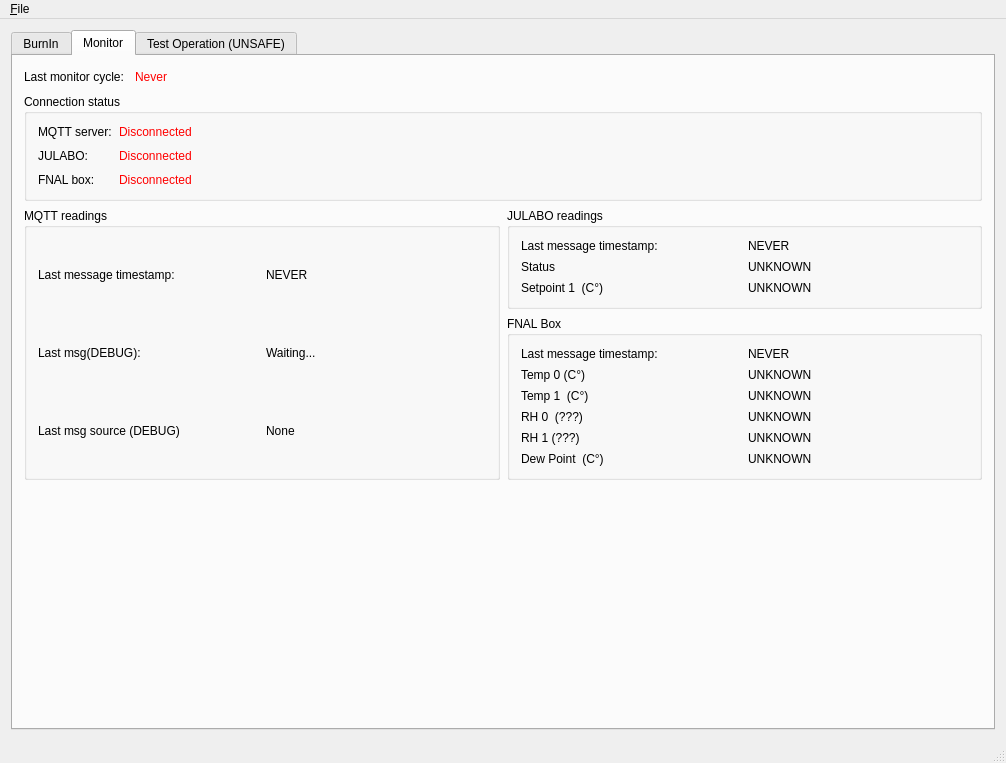
This is GUI.ui in pisaoutertracker/BurnIn_Controller as Qt 5 draws it before an edit. The edited form follows.
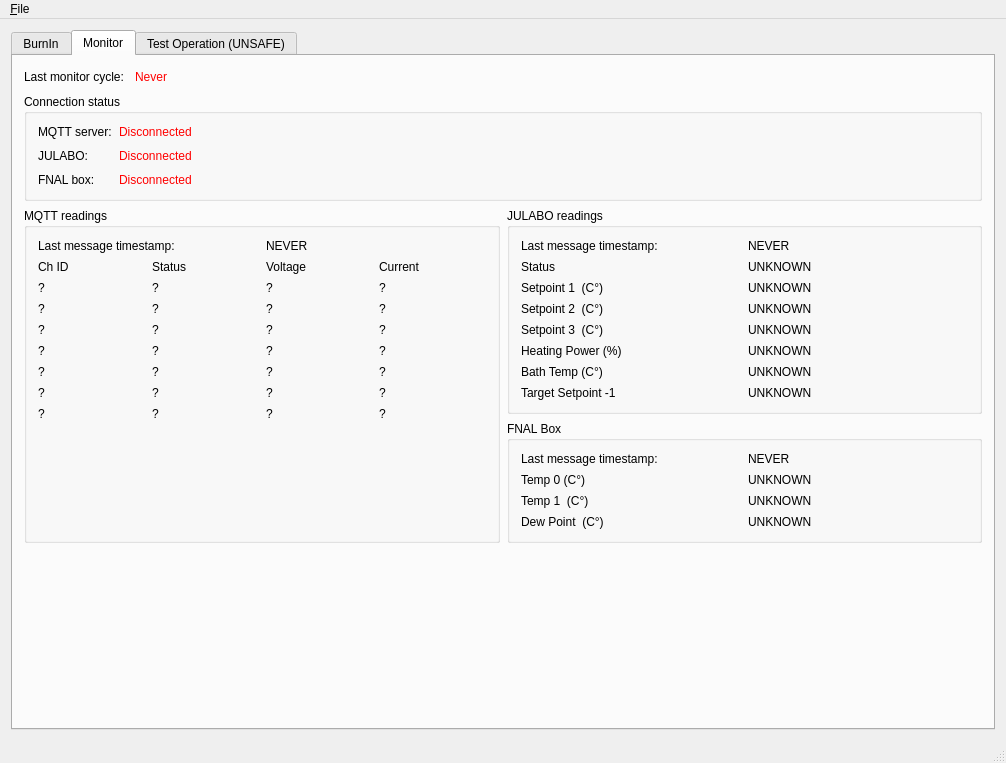
This is the edited form. The open tabs and pages were chosen to show the change. Icons and pictures are not drawn.

Commit message: MQTT and Julabo info parsing OK. Monitor Module complete(?)

```diff
--- a/GUI.ui
+++ b/GUI.ui
@@ -38,7 +38,7 @@
        </font>
       </property>
       <property name="currentIndex">
-       <number>0</number>
+       <number>2</number>
       </property>
       <widget class="QWidget" name="BurnIn_tab">
        <attribute name="title">
@@ -207,51 +207,268 @@
             <property name="title">
              <string>MQTT readings</string>
             </property>
-            <layout class="QGridLayout" name="gridLayout_2">
-             <item row="0" column="0">
-              <widget class="QLabel" name="label_11">
-               <property name="text">
-                <string>Last message timestamp: </string>
-               </property>
-              </widget>
+            <layout class="QVBoxLayout" name="verticalLayout_2">
+             <item>
+              <layout class="QGridLayout" name="gridLayout_2">
+               <item row="0" column="0">
+                <widget class="QLabel" name="label_11">
+                 <property name="text">
+                  <string>Last message timestamp: </string>
+                 </property>
+                </widget>
+               </item>
+               <item row="0" column="1">
+                <widget class="QLabel" name="LastMQTTMsgTS_tag">
+                 <property name="styleSheet">
+                  <string notr="true"/>
+                 </property>
+                 <property name="text">
+                  <string>NEVER</string>
+                 </property>
+                </widget>
+               </item>
+              </layout>
              </item>
-             <item row="1" column="0">
-              <widget class="QLabel" name="label_13">
-               <property name="text">
-                <string>Last msg(DEBUG):</string>
-               </property>
-              </widget>
+             <item>
+              <layout class="QGridLayout" name="gridLayout_5">
+               <item row="0" column="3">
+                <widget class="QLabel" name="label_25">
+                 <property name="text">
+                  <string>Current</string>
+                 </property>
+                </widget>
+               </item>
+               <item row="0" column="0">
+                <widget class="QLabel" name="label_22">
+                 <property name="text">
+                  <string>Ch ID</string>
+                 </property>
+                </widget>
+               </item>
+               <item row="1" column="0">
+                <widget class="QLabel" name="CH00_ID">
+                 <property name="text">
+                  <string>?</string>
+                 </property>
+                </widget>
+               </item>
+               <item row="2" column="0">
+                <widget class="QLabel" name="CH01_ID">
+                 <property name="text">
+                  <string>?</string>
+                 </property>
+                </widget>
+               </item>
+               <item row="0" column="1">
+                <widget class="QLabel" name="label_23">
+                 <property name="text">
+                  <string>Status</string>
+                 </property>
+                </widget>
+               </item>
+               <item row="0" column="2">
+                <widget class="QLabel" name="label_24">
+                 <property name="text">
+                  <string>Voltage</string>
+                 </property>
+                </widget>
+               </item>
+               <item row="3" column="0">
+                <widget class="QLabel" name="CH02_ID">
+                 <property name="text">
+                  <string>?</string>
+                 </property>
+                </widget>
+               </item>
+               <item row="5" column="0">
+                <widget class="QLabel" name="CH04_ID">
+                 <property name="text">
+                  <string>?</string>
+                 </property>
+                </widget>
+               </item>
+               <item row="4" column="0">
+                <widget class="QLabel" name="CH03_ID">
+                 <property name="text">
+                  <string>?</string>
+                 </property>
+                </widget>
+               </item>
+               <item row="7" column="0">
+                <widget class="QLabel" name="CH06_ID">
+                 <property name="text">
+                  <string>?</string>
+                 </property>
+                </widget>
+               </item>
+               <item row="6" column="0">
+                <widget class="QLabel" name="CH05_ID">
+                 <property name="text">
+                  <string>?</string>
+                 </property>
+                </widget>
+               </item>
+               <item row="1" column="1">
+                <widget class="QLabel" name="CH00_ST">
+                 <property name="text">
+                  <string>?</string>
+                 </property>
+                </widget>
+               </item>
+               <item row="2" column="1">
+                <widget class="QLabel" name="CH01_ST">
+                 <property name="text">
+                  <string>?</string>
+                 </property>
+                </widget>
+               </item>
+               <item row="3" column="1">
+                <widget class="QLabel" name="CH02_ST">
+                 <property name="text">
+                  <string>?</string>
+                 </property>
+                </widget>
+               </item>
+               <item row="4" column="1">
+                <widget class="QLabel" name="CH03_ST">
+                 <property name="text">
+                  <string>?</string>
+                 </property>
+                </widget>
+               </item>
+               <item row="5" column="1">
+                <widget class="QLabel" name="CH04_ST">
+                 <property name="text">
+                  <string>?</string>
+                 </property>
+                </widget>
+               </item>
+               <item row="6" column="1">
+                <widget class="QLabel" name="CH05_ST">
+                 <property name="text">
+                  <string>?</string>
+                 </property>
+                </widget>
+               </item>
+               <item row="1" column="2">
+                <widget class="QLabel" name="CH00_V">
+                 <property name="text">
+                  <string>?</string>
+                 </property>
+                </widget>
+               </item>
+               <item row="2" column="2">
+                <widget class="QLabel" name="CH01_V">
+                 <property name="text">
+                  <string>?</string>
+                 </property>
+                </widget>
+               </item>
+               <item row="3" column="2">
+                <widget class="QLabel" name="CH02_V">
+                 <property name="text">
+                  <string>?</string>
+                 </property>
+                </widget>
+               </item>
+               <item row="4" column="2">
+                <widget class="QLabel" name="CH03_V">
+                 <property name="text">
+                  <string>?</string>
+                 </property>
+                </widget>
+               </item>
+               <item row="5" column="2">
+                <widget class="QLabel" name="CH04_V">
+                 <property name="text">
+                  <string>?</string>
+                 </property>
+                </widget>
+               </item>
+               <item row="6" column="2">
+                <widget class="QLabel" name="CH05_V">
+                 <property name="text">
+                  <string>?</string>
+                 </property>
+                </widget>
+               </item>
+               <item row="7" column="2">
+                <widget class="QLabel" name="CH06_V">
+                 <property name="text">
+                  <string>?</string>
+                 </property>
+                </widget>
+               </item>
+               <item row="1" column="3">
+                <widget class="QLabel" name="CH00_I">
+                 <property name="text">
+                  <string>?</string>
+                 </property>
+                </widget>
+               </item>
+               <item row="2" column="3">
+                <widget class="QLabel" name="CH01_I">
+                 <property name="text">
+                  <string>?</string>
+                 </property>
+                </widget>
+               </item>
+               <item row="3" column="3">
+                <widget class="QLabel" name="CH02_I">
+                 <property name="text">
+                  <string>?</string>
+                 </property>
+                </widget>
+               </item>
+               <item row="4" column="3">
+                <widget class="QLabel" name="CH03_I">
+                 <property name="text">
+                  <string>?</string>
+                 </property>
+                </widget>
+               </item>
+               <item row="5" column="3">
+                <widget class="QLabel" name="CH04_I">
+                 <property name="text">
+                  <string>?</string>
+                 </property>
+                </widget>
+               </item>
+               <item row="6" column="3">
+                <widget class="QLabel" name="CH05_I">
+                 <property name="text">
+                  <string>?</string>
+                 </property>
+                </widget>
+               </item>
+               <item row="7" column="3">
+                <widget class="QLabel" name="CH06_I">
+                 <property name="text">
+                  <string>?</string>
+                 </property>
+                </widget>
+               </item>
+               <item row="7" column="1">
+                <widget class="QLabel" name="CH06_ST">
+                 <property name="text">
+                  <string>?</string>
+                 </property>
+                </widget>
+               </item>
+              </layout>
              </item>
-             <item row="0" column="1">
-              <widget class="QLabel" name="LastMQTTMsgTS_tag">
-               <property name="styleSheet">
-                <string notr="true"/>
+             <item>
+              <spacer name="verticalSpacer_3">
+               <property name="orientation">
+                <enum>Qt::Vertical</enum>
                </property>
-               <property name="text">
-                <string>NEVER</string>
+               <property name="sizeHint" stdset="0">
+                <size>
+                 <width>20</width>
+                 <height>40</height>
+                </size>
                </property>
-              </widget>
-             </item>
-             <item row="2" column="0">
-              <widget class="QLabel" name="label_14">
-               <property name="text">
-                <string>Last msg source (DEBUG)</string>
-               </property>
-              </widget>
-             </item>
-             <item row="2" column="1">
-              <widget class="QLabel" name="LastMQTTSource_tag">
-               <property name="text">
-                <string>None</string>
-               </property>
-              </widget>
-             </item>
-             <item row="1" column="1">
-              <widget class="QLabel" name="LastMQTTMsg_tag">
-               <property name="text">
-                <string>Waiting...</string>
-               </property>
-              </widget>
+              </spacer>
              </item>
             </layout>
            </widget>
@@ -264,17 +481,10 @@
                <string>JULABO readings</string>
               </property>
               <layout class="QGridLayout" name="gridLayout_3">
-               <item row="0" column="0">
-                <widget class="QLabel" name="label_12">
+               <item row="2" column="1">
+                <widget class="QLabel" name="LastJulaboSP1_tag">
                  <property name="text">
-                  <string>Last message timestamp: </string>
-                 </property>
-                </widget>
-               </item>
-               <item row="0" column="1">
-                <widget class="QLabel" name="LastJulaboMsgTS_tag">
-                 <property name="text">
-                  <string>NEVER</string>
+                  <string>UNKNOWN</string>
                  </property>
                 </widget>
                </item>
@@ -285,13 +495,6 @@
                  </property>
                 </widget>
                </item>
-               <item row="1" column="1">
-                <widget class="QLabel" name="LastJulaboStatus_tag">
-                 <property name="text">
-                  <string>UNKNOWN</string>
-                 </property>
-                </widget>
-               </item>
                <item row="2" column="0">
                 <widget class="QLabel" name="label_16">
                  <property name="text">
@@ -299,8 +502,92 @@
                  </property>
                 </widget>
                </item>
-               <item row="2" column="1">
-                <widget class="QLabel" name="LastJulaboSP1_tag">
+               <item row="1" column="1">
+                <widget class="QLabel" name="LastJulaboStatus_tag">
+                 <property name="text">
+                  <string>UNKNOWN</string>
+                 </property>
+                </widget>
+               </item>
+               <item row="0" column="1">
+                <widget class="QLabel" name="LastJulaboMsgTS_tag">
+                 <property name="text">
+                  <string>NEVER</string>
+                 </property>
+                </widget>
+               </item>
+               <item row="0" column="0">
+                <widget class="QLabel" name="label_12">
+                 <property name="text">
+                  <string>Last message timestamp: </string>
+                 </property>
+                </widget>
+               </item>
+               <item row="5" column="0">
+                <widget class="QLabel" name="label_20">
+                 <property name="text">
+                  <string>Heating Power (%)</string>
+                 </property>
+                </widget>
+               </item>
+               <item row="3" column="0">
+                <widget class="QLabel" name="label_13">
+                 <property name="text">
+                  <string>Setpoint 2  (C°)</string>
+                 </property>
+                </widget>
+               </item>
+               <item row="4" column="0">
+                <widget class="QLabel" name="label_14">
+                 <property name="text">
+                  <string>Setpoint 3  (C°)</string>
+                 </property>
+                </widget>
+               </item>
+               <item row="6" column="0">
+                <widget class="QLabel" name="label_21">
+                 <property name="text">
+                  <string>Bath Temp (C°)</string>
+                 </property>
+                </widget>
+               </item>
+               <item row="7" column="0">
+                <widget class="QLabel" name="label_26">
+                 <property name="text">
+                  <string>Target Setpoint -1</string>
+                 </property>
+                </widget>
+               </item>
+               <item row="3" column="1">
+                <widget class="QLabel" name="LastJulaboSP2_tag">
+                 <property name="text">
+                  <string>UNKNOWN</string>
+                 </property>
+                </widget>
+               </item>
+               <item row="4" column="1">
+                <widget class="QLabel" name="LastJulaboSP3_tag">
+                 <property name="text">
+                  <string>UNKNOWN</string>
+                 </property>
+                </widget>
+               </item>
+               <item row="5" column="1">
+                <widget class="QLabel" name="LastJulaboHP_tag">
+                 <property name="text">
+                  <string>UNKNOWN</string>
+                 </property>
+                </widget>
+               </item>
+               <item row="6" column="1">
+                <widget class="QLabel" name="LastJulaboBT_tag">
+                 <property name="text">
+                  <string>UNKNOWN</string>
+                 </property>
+                </widget>
+               </item>
+               <item row="7" column="1">
+                <widget class="QLabel" name="LastJulaboTSP_tag">
                  <property name="text">
                   <string>UNKNOWN</string>
                  </property>
@@ -315,27 +602,13 @@
                <string>FNAL Box</string>
               </property>
               <layout class="QGridLayout" name="gridLayout_4">
-               <item row="3" column="0">
-                <widget class="QLabel" name="label_20">
-                 <property name="text">
-                  <string>RH 0  (???)</string>
-                 </property>
-                </widget>
-               </item>
-               <item row="5" column="1">
+               <item row="3" column="1">
                 <widget class="QLabel" name="LastFNALBoxDP_tag">
                  <property name="text">
                   <string>UNKNOWN</string>
                  </property>
                 </widget>
                </item>
-               <item row="0" column="0">
-                <widget class="QLabel" name="label_17">
-                 <property name="text">
-                  <string>Last message timestamp: </string>
-                 </property>
-                </widget>
-               </item>
                <item row="0" column="1">
                 <widget class="QLabel" name="LastFNALBoxMsgTS_tag">
                  <property name="text">
@@ -343,10 +616,10 @@
                  </property>
                 </widget>
                </item>
-               <item row="1" column="1">
-                <widget class="QLabel" name="LastFNALBoxTemp0_tag">
+               <item row="0" column="0">
+                <widget class="QLabel" name="label_17">
                  <property name="text">
-                  <string>UNKNOWN</string>
+                  <string>Last message timestamp: </string>
                  </property>
                 </widget>
                </item>
@@ -357,20 +630,13 @@
                  </property>
                 </widget>
                </item>
-               <item row="5" column="0">
+               <item row="3" column="0">
                 <widget class="QLabel" name="label_19">
                  <property name="text">
                   <string>Dew Point  (C°)</string>
                  </property>
                 </widget>
                </item>
-               <item row="2" column="1">
-                <widget class="QLabel" name="LastFNALBoxTemp1_tag">
-                 <property name="text">
-                  <string>UNKNOWN</string>
-                 </property>
-                </widget>
-               </item>
                <item row="2" column="0">
                 <widget class="QLabel" name="label_18">
                  <property name="text">
@@ -378,22 +644,15 @@
                  </property>
                 </widget>
                </item>
-               <item row="4" column="0">
-                <widget class="QLabel" name="label_21">
-                 <property name="text">
-                  <string>RH 1 (???)</string>
-                 </property>
-                </widget>
-               </item>
-               <item row="3" column="1">
-                <widget class="QLabel" name="LastFNALBoxRH0_tag">
+               <item row="1" column="1">
+                <widget class="QLabel" name="LastFNALBoxTemp0_tag">
                  <property name="text">
                   <string>UNKNOWN</string>
                  </property>
                 </widget>
                </item>
-               <item row="4" column="1">
-                <widget class="QLabel" name="LastFNALBoxRH1_tag">
+               <item row="2" column="1">
+                <widget class="QLabel" name="LastFNALBoxTemp1_tag">
                  <property name="text">
                   <string>UNKNOWN</string>
                  </property>
```
The commit also changes 4 other files.
